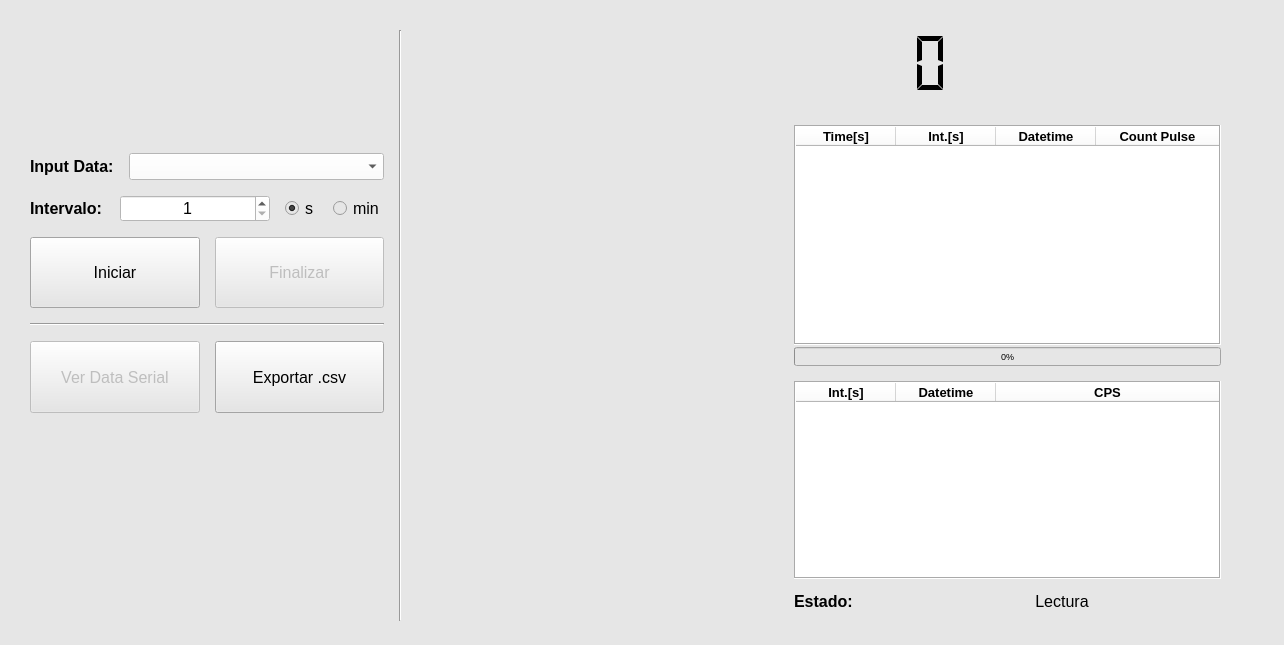
Before: the Qt Designer form appv2/Qt/ui_read_bg51.ui in nvargas24/PocketCube, drawn with Qt 5.
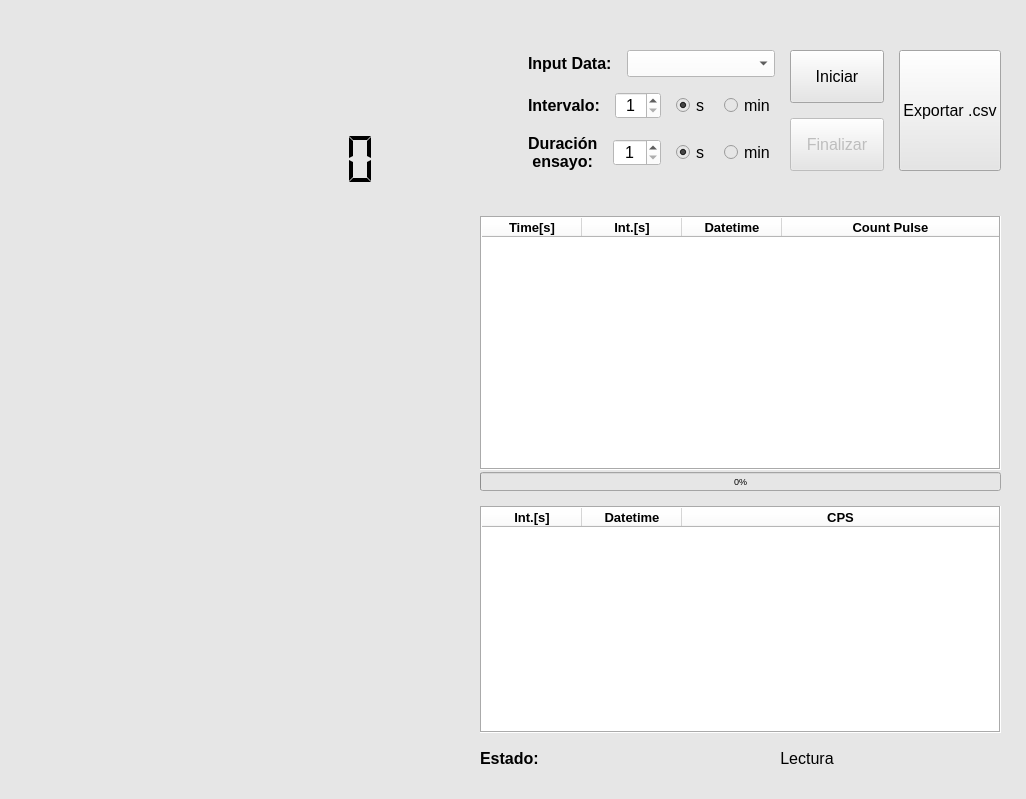
After: the same form once the commit is applied. Icons and pictures are not drawn.

Commit message: modifico  ui - ver tiempo de ensayo

The edit to the form file:
```diff
--- a/appv2/Qt/ui_read_bg51.ui
+++ b/appv2/Qt/ui_read_bg51.ui
@@ -6,8 +6,8 @@
    <rect>
     <x>0</x>
     <y>0</y>
-    <width>1284</width>
-    <height>645</height>
+    <width>1026</width>
+    <height>799</height>
    </rect>
   </property>
   <property name="windowTitle">
@@ -20,20 +20,23 @@
    <widget class="QWidget" name="verticalLayoutWidget_9">
     <property name="geometry">
      <rect>
-      <x>30</x>
-      <y>30</y>
-      <width>1191</width>
-      <height>591</height>
+      <x>20</x>
+      <y>20</y>
+      <width>981</width>
+      <height>761</height>
      </rect>
     </property>
-    <layout class="QVBoxLayout" name="verticalLayout_8" stretch="8">
+    <layout class="QVBoxLayout" name="verticalLayout_8" stretch="3,10">
      <property name="spacing">
       <number>15</number>
      </property>
      <item>
-      <layout class="QHBoxLayout" name="horizontalLayout_16" stretch="11,1,25">
+      <layout class="QHBoxLayout" name="horizontalLayout" stretch="7,3,3">
        <item>
-        <layout class="QVBoxLayout" name="verticalLayout" stretch="3,13">
+        <layout class="QVBoxLayout" name="verticalLayout_5" stretch="8,4,0">
+         <property name="spacing">
+          <number>0</number>
+         </property>
          <item>
           <layout class="QHBoxLayout" name="horizontalLayout_12" stretch="2,7">
            <property name="leftMargin">
@@ -92,7 +95,57 @@
           </layout>
          </item>
          <item>
-          <layout class="QVBoxLayout" name="verticalLayout_3" stretch="2,2,2,0,2,5">
+          <widget class="QLCDNumber" name="lcd_time_rtc">
+           <property name="layoutDirection">
+            <enum>Qt::RightToLeft</enum>
+           </property>
+           <property name="frameShape">
+            <enum>QFrame::NoFrame</enum>
+           </property>
+           <property name="frameShadow">
+            <enum>QFrame::Plain</enum>
+           </property>
+           <property name="lineWidth">
+            <number>1</number>
+           </property>
+           <property name="smallDecimalPoint">
+            <bool>false</bool>
+           </property>
+           <property name="digitCount">
+            <number>8</number>
+           </property>
+           <property name="mode">
+            <enum>QLCDNumber::Dec</enum>
+           </property>
+           <property name="segmentStyle">
+            <enum>QLCDNumber::Flat</enum>
+           </property>
+          </widget>
+         </item>
+         <item>
+          <widget class="QLabel" name="lcd_date_rtc">
+           <property name="font">
+            <font>
+             <family>Courier</family>
+             <weight>75</weight>
+             <bold>true</bold>
+            </font>
+           </property>
+           <property name="text">
+            <string/>
+           </property>
+           <property name="alignment">
+            <set>Qt::AlignCenter</set>
+           </property>
+          </widget>
+         </item>
+        </layout>
+       </item>
+       <item>
+        <layout class="QVBoxLayout" name="verticalLayout">
+         <property name="topMargin">
+          <number>30</number>
+         </property>
            <property name="bottomMargin">
             <number>30</number>
            </property>
@@ -242,7 +295,119 @@
             </layout>
            </item>
            <item>
+          <layout class="QHBoxLayout" name="horizontalLayout_10" stretch="2,4,2">
+           <item>
+            <widget class="QLabel" name="label_7">
+             <property name="sizePolicy">
+              <sizepolicy hsizetype="Expanding" vsizetype="Preferred">
+               <horstretch>0</horstretch>
+               <verstretch>0</verstretch>
+              </sizepolicy>
+             </property>
+             <property name="font">
+              <font>
+               <family>Segoe UI</family>
+               <pointsize>12</pointsize>
+               <weight>75</weight>
+               <bold>true</bold>
+              </font>
+             </property>
+             <property name="text">
+              <string>Duración 
+ ensayo:</string>
+             </property>
+            </widget>
+           </item>
+           <item>
+            <widget class="QSpinBox" name="sbox_time_ensayo">
+             <property name="sizePolicy">
+              <sizepolicy hsizetype="Expanding" vsizetype="Fixed">
+               <horstretch>0</horstretch>
+               <verstretch>0</verstretch>
+              </sizepolicy>
+             </property>
+             <property name="font">
+              <font>
+               <family>Segoe UI</family>
+               <pointsize>12</pointsize>
+              </font>
+             </property>
+             <property name="styleSheet">
+              <string notr="true">background-color: rgb(255, 255, 255);</string>
+             </property>
+             <property name="alignment">
+              <set>Qt::AlignCenter</set>
+             </property>
+             <property name="minimum">
+              <number>1</number>
+             </property>
+             <property name="maximum">
+              <number>60</number>
+             </property>
+             <property name="value">
+              <number>1</number>
+             </property>
+            </widget>
+           </item>
+           <item>
+            <layout class="QHBoxLayout" name="horizontalLayout_11">
+             <item>
+              <widget class="QRadioButton" name="rbtn_seg_2">
+               <property name="sizePolicy">
+                <sizepolicy hsizetype="Expanding" vsizetype="Fixed">
+                 <horstretch>0</horstretch>
+                 <verstretch>0</verstretch>
+                </sizepolicy>
+               </property>
+               <property name="font">
+                <font>
+                 <family>Segoe UI</family>
+                 <pointsize>12</pointsize>
+                </font>
+               </property>
+               <property name="text">
+                <string>s</string>
+               </property>
+               <property name="checked">
+                <bool>true</bool>
+               </property>
+              </widget>
+             </item>
+             <item>
+              <widget class="QRadioButton" name="rbtn_min_2">
+               <property name="sizePolicy">
+                <sizepolicy hsizetype="Expanding" vsizetype="Fixed">
+                 <horstretch>0</horstretch>
+                 <verstretch>0</verstretch>
+                </sizepolicy>
+               </property>
+               <property name="font">
+                <font>
+                 <family>Segoe UI</family>
+                 <pointsize>12</pointsize>
+                </font>
+               </property>
+               <property name="text">
+                <string>min</string>
+               </property>
+              </widget>
+             </item>
+            </layout>
+           </item>
+          </layout>
+         </item>
+        </layout>
+       </item>
+       <item>
             <layout class="QHBoxLayout" name="horizontalLayout_8">
+         <property name="topMargin">
+          <number>30</number>
+         </property>
+         <property name="bottomMargin">
+          <number>30</number>
+         </property>
+         <item>
+          <layout class="QVBoxLayout" name="verticalLayout_2">
              <item>
               <widget class="QPushButton" name="btn_init">
                <property name="sizePolicy">
@@ -287,37 +452,6 @@
             </layout>
            </item>
            <item>
-            <widget class="Line" name="line_2">
-             <property name="orientation">
-              <enum>Qt::Horizontal</enum>
-             </property>
-            </widget>
-           </item>
-           <item>
-            <layout class="QHBoxLayout" name="horizontalLayout">
-             <item>
-              <widget class="QPushButton" name="btn_view_serial">
-               <property name="enabled">
-                <bool>false</bool>
-               </property>
-               <property name="sizePolicy">
-                <sizepolicy hsizetype="Minimum" vsizetype="Expanding">
-                 <horstretch>0</horstretch>
-                 <verstretch>0</verstretch>
-                </sizepolicy>
-               </property>
-               <property name="font">
-                <font>
-                 <family>Segoe UI</family>
-                 <pointsize>12</pointsize>
-                </font>
-               </property>
-               <property name="text">
-                <string>Ver Data Serial</string>
-               </property>
-              </widget>
-             </item>
-             <item>
               <widget class="QPushButton" name="btn_csv">
                <property name="sizePolicy">
                 <sizepolicy hsizetype="Minimum" vsizetype="Expanding">
@@ -338,87 +472,12 @@
              </item>
             </layout>
            </item>
-           <item>
-            <spacer name="verticalSpacer">
-             <property name="orientation">
-              <enum>Qt::Vertical</enum>
-             </property>
-             <property name="sizeHint" stdset="0">
-              <size>
-               <width>20</width>
-               <height>40</height>
-              </size>
-             </property>
-            </spacer>
-           </item>
-          </layout>
-         </item>
-        </layout>
-       </item>
+      </layout>
+     </item>
        <item>
-        <widget class="Line" name="line">
-         <property name="lineWidth">
-          <number>1</number>
-         </property>
-         <property name="orientation">
-          <enum>Qt::Vertical</enum>
-         </property>
-        </widget>
-       </item>
+      <layout class="QHBoxLayout" name="horizontalLayout_16" stretch="25">
        <item>
-        <layout class="QVBoxLayout" name="verticalLayout_7" stretch="3,9,9">
-         <item>
-          <layout class="QVBoxLayout" name="verticalLayout_5" stretch="10,0">
-           <property name="spacing">
-            <number>0</number>
-           </property>
-           <item>
-            <widget class="QLCDNumber" name="lcd_time_rtc">
-             <property name="layoutDirection">
-              <enum>Qt::RightToLeft</enum>
-             </property>
-             <property name="frameShape">
-              <enum>QFrame::NoFrame</enum>
-             </property>
-             <property name="frameShadow">
-              <enum>QFrame::Plain</enum>
-             </property>
-             <property name="lineWidth">
-              <number>1</number>
-             </property>
-             <property name="smallDecimalPoint">
-              <bool>false</bool>
-             </property>
-             <property name="digitCount">
-              <number>8</number>
-             </property>
-             <property name="mode">
-              <enum>QLCDNumber::Dec</enum>
-             </property>
-             <property name="segmentStyle">
-              <enum>QLCDNumber::Flat</enum>
-             </property>
-            </widget>
-           </item>
-           <item>
-            <widget class="QLabel" name="lcd_date_rtc">
-             <property name="font">
-              <font>
-               <family>Courier</family>
-               <weight>75</weight>
-               <bold>true</bold>
-              </font>
-             </property>
-             <property name="text">
-              <string/>
-             </property>
-             <property name="alignment">
-              <set>Qt::AlignCenter</set>
-             </property>
-            </widget>
-           </item>
-          </layout>
-         </item>
+        <layout class="QVBoxLayout" name="verticalLayout_7" stretch="9,9">
          <item>
           <layout class="QHBoxLayout" name="horizontalLayout_14" stretch="15,17">
            <item>
```
Left out of the diff: 2 changed lines with no effect on the pictures. Lines whose indentation alone changed are shown as unchanged. The commit also changes 2 other files.
